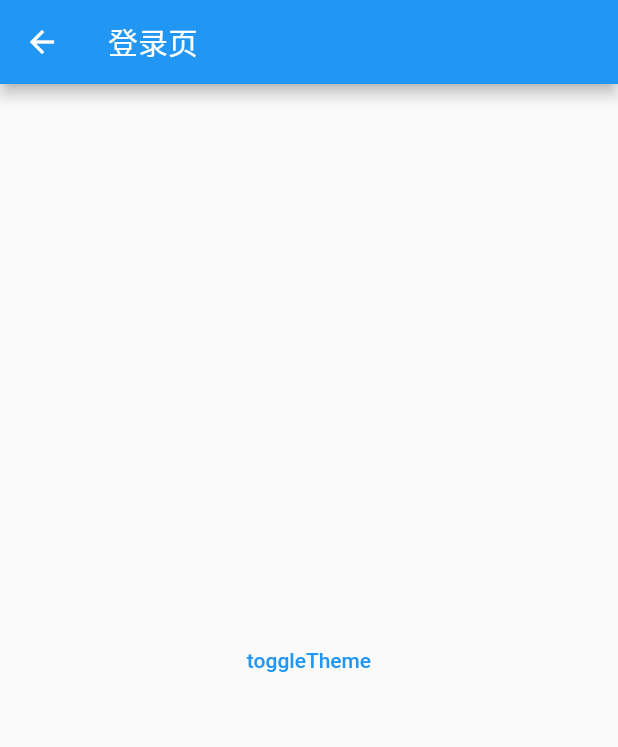
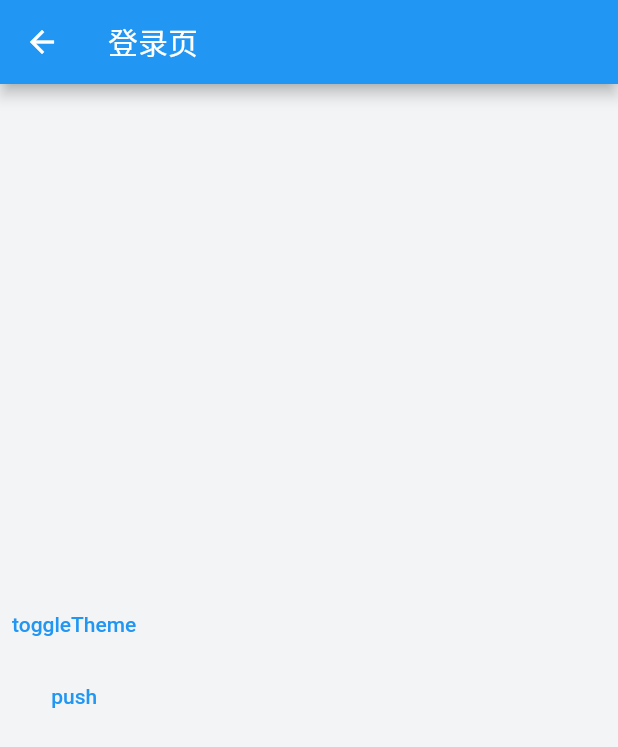
Before and after one commit to Frioa/cloud_music, a Flutter app: the screen it shows after launch, after a tap on "login", on a phone screen of 412 x 824 dp. Shown: the top 747 px of the screen. Run offline on Flutter 3.47's test engine with Material 2 defaults, Android fonts, the light colour scheme and no system bars; our stand-ins replace copy_with_extension, dio, equatable, flutter_bloc, flutter_screenutil, logger and 2 more; missing offline and left inert: dart:ffi; generated files the repository leaves out were written again.

Commit message:
[Theme] add color
Signed-off-by: YueQ <916378508@qq.com>

```diff
--- a/lib/bloc/common/theme.dart
+++ b/lib/bloc/common/theme.dart
@@ -9,16 +9,22 @@ class ThemeCubit extends Cubit<ThemeData> {
   ThemeCubit() : super(lightTheme);
 
   static final lightTheme = ThemeData(
+    primaryColor: const Color(0xFFCE3D3A),
     floatingActionButtonTheme: const FloatingActionButtonThemeData(
       foregroundColor: Colors.white,
     ),
+    scaffoldBackgroundColor: const Color(0xFFF2F4F5),
+    dividerColor: Colors.black.withOpacity(0.1),
     brightness: Brightness.light,
   );
 
   static final darkTheme = ThemeData(
+    primaryColor: const Color(0xFF902b2b),
     floatingActionButtonTheme: const FloatingActionButtonThemeData(
       foregroundColor: Colors.black,
     ),
+    scaffoldBackgroundColor: const Color(0xFF111215),
+    dividerColor: Colors.white.withOpacity(0.05),
     brightness: Brightness.dark,
   );
 
--- a/lib/page/login_page.dart
+++ b/lib/page/login_page.dart
@@ -1,5 +1,7 @@
 import 'package:cloud_music/bloc/bloc.dart';
+import 'package:cloud_music/route/routes.dart';
 import 'package:flutter/material.dart';
+import 'package:flutter_screenutil/flutter_screenutil.dart';
 
 class LoginPage extends StatefulWidget {
   const LoginPage({Key? key}) : super(key: key);
@@ -9,12 +11,12 @@ class LoginPage extends StatefulWidget {
 }
 
 class _LoginPageState extends State<LoginPage> {
+
   @override
   Widget build(BuildContext context) {
     return Scaffold(
       appBar: AppBar(title: const Text('登录页')),
-      body: Center(
-        child: Column(
+      body: Column(
         mainAxisAlignment: MainAxisAlignment.center,
         children: <Widget>[
           TextButton(
@@ -23,8 +25,13 @@ class _LoginPageState extends State<LoginPage> {
             },
             child: const Text("toggleTheme"),
           ),
+          TextButton(
+            onPressed: () async {
+              PageRouter.of(context).push(Routes.loginPageConfig);
+            },
+            child: const Text("push"),
+          ),
         ],
-        ),
       ),
     );
   }
--- a/lib/route/page_router.dart
+++ b/lib/route/page_router.dart
@@ -1,13 +1,12 @@
 import 'package:cloud_music/model/model.dart';
 import 'package:cloud_music/page/page.dart';
 import 'package:cloud_music/route/pages.dart';
+import 'package:flutter/cupertino.dart';
 import 'package:flutter/foundation.dart';
-import 'package:flutter/material.dart';
 import 'package:media/utils/logger_extensions.dart';
 
 ///
 /// TODO:1. onGenerateRoute，等接口的作用。
-/// 2. 构造函数初始化 [_pages] 略搓。
 ///
 class PageRouter extends RouterDelegate<PageConfiguration>
     with PopNavigatorRouterDelegateMixin<PageConfiguration>, ChangeNotifier {
@@ -15,10 +14,8 @@ class PageRouter extends RouterDelegate<PageConfiguration>
     _addPage(Routes.homePageConfig);
   }
 
-  final List<MaterialPage> _pages = [];
-
-  /// Getter for a list that cannot be changed
-  List<MaterialPage> get pages => List.unmodifiable(_pages);
+  final GlobalKey<NavigatorState> key = GlobalKey();
+  final List<Page> _pages = [];
 
   static PageRouter of(BuildContext context) {
     logger.d('PageRouter.of(context)');
@@ -28,7 +25,7 @@ class PageRouter extends RouterDelegate<PageConfiguration>
   }
 
   @override
-  GlobalKey<NavigatorState> get navigatorKey => GlobalKey<NavigatorState>();
+  GlobalKey<NavigatorState> get navigatorKey => key;
 
   @override
   PageConfiguration? get currentConfiguration {
@@ -71,7 +68,7 @@ class PageRouter extends RouterDelegate<PageConfiguration>
     _addPage(newRoute);
   }
 
-  void setPath(List<MaterialPage> path) {
+  void setPath(List<Page> path) {
     logger.d('setPath path: $path');
     _pages.clear();
     _pages.addAll(path);
@@ -116,19 +113,19 @@ class PageRouter extends RouterDelegate<PageConfiguration>
     if (shouldAddPage) {
       switch (pageConfig.uiPage) {
         case Pages.home:
-          _addPageData(const HomePage(title: 'home'), Routes.homePageConfig);
+          _addPageData(Routes.homePageConfig.widget!, Routes.homePageConfig);
           break;
         case Pages.login:
           _addPageData(const LoginPage(), Routes.loginPageConfig);
           break;
       }
+      notifyListeners();
     }
-    notifyListeners();
   }
 
   void _addPageData(Widget child, PageConfiguration pageConfig) {
     _pages.add(
-      MaterialPage(
+      CupertinoPage(
         child: child,
         key: ValueKey(pageConfig.key),
         name: pageConfig.path,
@@ -137,7 +134,7 @@ class PageRouter extends RouterDelegate<PageConfiguration>
     );
   }
 
-  void _removePage(MaterialPage? page) {
+  void _removePage(Page? page) {
     if (page != null) {
       _pages.remove(page);
     }
@@ -145,8 +142,9 @@ class PageRouter extends RouterDelegate<PageConfiguration>
   }
 
   bool _onPopPage(Route<dynamic> route, dynamic result) {
-    logger.d('_onPopPage: $route, result: $result');
     final didPop = route.didPop(result);
+    logger.d(
+        '_onPopPage: name=${(route as PageRoute).settings.name}, result: $result, didPop: $didPop');
     if (!didPop) {
       return false;
     }
@@ -162,7 +160,7 @@ class PageRouter extends RouterDelegate<PageConfiguration>
   Widget build(BuildContext context) {
     return Navigator(
       key: navigatorKey,
-      pages: pages,
+      pages: List.unmodifiable(_pages),
       onPopPage: _onPopPage,
     );
   }
--- a/lib/route/pages.dart
+++ b/lib/route/pages.dart
@@ -8,18 +8,18 @@ enum Pages {
 }
 
 class Routes {
-  static const String homePath = '/home';
+  static const String homePath = '/';
   static const String loginPath = '/login';
 
   static final PageConfiguration homePageConfig = PageConfiguration(
-    key: 'home',
+    key: homePath,
     path: homePath,
     uiPage: Pages.home,
     widget: const HomePage(title: 'home'),
   );
 
   static final PageConfiguration loginPageConfig = PageConfiguration(
-    key: 'login',
+    key: loginPath,
     path: loginPath,
     uiPage: Pages.login,
     widget: const LoginPage(),
--- a/lib/route/route_parser.dart
+++ b/lib/route/route_parser.dart
@@ -14,7 +14,7 @@ class RouteParser extends RouteInformationParser<PageConfiguration> {
     logger.d('parseRouteInformation: uri: $uri');
 
     if (uri.pathSegments.isEmpty) {
-      return Future.value(Routes.homePageConfig);
+      return SynchronousFuture(Routes.homePageConfig);
     }
     final path = '/' + uri.pathSegments[0];
 
@@ -30,11 +30,6 @@ class RouteParser extends RouteInformationParser<PageConfiguration> {
   @override
   RouteInformation? restoreRouteInformation(PageConfiguration configuration) {
     logger.d('restoreRouteInformation: $configuration');
-    switch (configuration.uiPage) {
-      case Pages.home:
-        return const RouteInformation(location: Routes.homePath);
-      case Pages.login:
-        return const RouteInformation(location: Routes.loginPath);
-    }
+    return RouteInformation(location: configuration.path);
   }
 }
--- /dev/null
+++ b/lib/utils/extension/extionsions.dart
@@ -0,0 +1 @@
+export 'theme_extension.dart';
```
Also changed, not shown: lib/utils/extension/theme_extension.dart (added, +43 -0 lines). Lines whose indentation alone changed are shown as unchanged.
